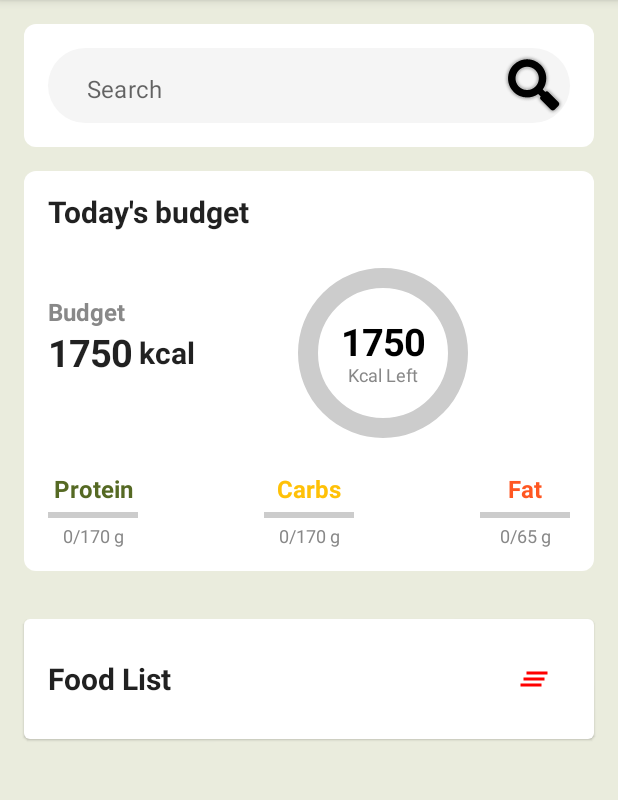
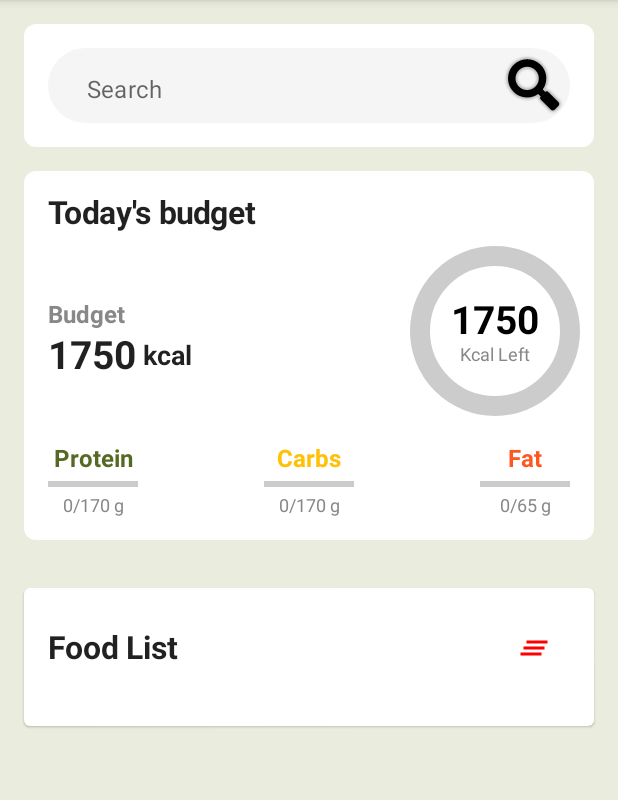
Before and after one commit to C4sse/baobab, an Android app built with Jetpack Compose: the screen it shows after launch (MainActivity), on a phone screen of 412 x 824 dp, the part 84-884 px from its top. Run offline under Robolectric (Android 15) with nearby library versions, the phone set to English and light mode, and no system bars; our stand-ins replace Dagger/Hilt's generated code, livedata-compose.

Commit message:
ui touch up

```diff
--- a/app/src/main/java/com/example/caloriesapp/ui/CaloriePieChart.kt
+++ b/app/src/main/java/com/example/caloriesapp/ui/CaloriePieChart.kt
@@ -4,7 +4,6 @@ import androidx.compose.foundation.Canvas
 import androidx.compose.foundation.layout.Box
 import androidx.compose.foundation.layout.Column
 import androidx.compose.foundation.layout.fillMaxSize
-import androidx.compose.foundation.layout.fillMaxWidth
 import androidx.compose.foundation.layout.height
 import androidx.compose.foundation.layout.padding
 import androidx.compose.foundation.layout.width
@@ -25,8 +24,7 @@ fun CaloriePieChart(calories: Int, totalCalories: Int) {
 
     Column(
         modifier = Modifier
-            .fillMaxWidth()
-            .padding(16.dp),
+            .padding(bottom = 10.dp),
         horizontalAlignment = Alignment.CenterHorizontally
     ) {
         Box(
@@ -55,7 +53,7 @@ fun CaloriePieChart(calories: Int, totalCalories: Int) {
                 Text(
                     text = remainingCalories.toString(),
                     color = Color.Black,
-                    fontSize = 25.sp,
+                    fontSize = 26.sp,
                     fontWeight = FontWeight.Bold
                 )
                 Text(text = "Kcal Left", color = Color.Gray, fontSize = 12.sp)
--- a/app/src/main/java/com/example/caloriesapp/ui/LandingScreen.kt
+++ b/app/src/main/java/com/example/caloriesapp/ui/LandingScreen.kt
@@ -3,7 +3,6 @@ package com.example.caloriesapp.ui
 import androidx.compose.animation.animateContentSize
 import androidx.compose.foundation.background
 import androidx.compose.foundation.clickable
-import androidx.compose.foundation.gestures.Orientation
 import androidx.compose.foundation.gestures.detectHorizontalDragGestures
 import androidx.compose.foundation.layout.Arrangement
 import androidx.compose.foundation.layout.Box
@@ -13,7 +12,6 @@ import androidx.compose.foundation.layout.Spacer
 import androidx.compose.foundation.layout.fillMaxSize
 import androidx.compose.foundation.layout.fillMaxWidth
 import androidx.compose.foundation.layout.height
-import androidx.compose.foundation.layout.offset
 import androidx.compose.foundation.layout.padding
 import androidx.compose.foundation.layout.width
 import androidx.compose.foundation.lazy.LazyColumn
@@ -21,7 +19,6 @@ import androidx.compose.foundation.lazy.items
 import androidx.compose.foundation.shape.RoundedCornerShape
 import androidx.compose.material.Card
 import androidx.compose.material.ExperimentalMaterialApi
-import androidx.compose.material.FractionalThreshold
 import androidx.compose.material.Icon
 import androidx.compose.material.IconButton
 import androidx.compose.material.LinearProgressIndicator
@@ -33,7 +30,6 @@ import androidx.compose.material.icons.filled.KeyboardArrowDown
 import androidx.compose.material.icons.filled.KeyboardArrowUp
 import androidx.compose.material.icons.outlined.Fastfood
 import androidx.compose.material.rememberSwipeableState
-import androidx.compose.material.swipeable
 import androidx.compose.runtime.Composable
 import androidx.compose.runtime.LaunchedEffect
 import androidx.compose.runtime.collectAsState
@@ -52,7 +48,6 @@ import androidx.compose.ui.platform.LocalDensity
 import androidx.compose.ui.platform.LocalFocusManager
 import androidx.compose.ui.text.font.FontWeight
 import androidx.compose.ui.tooling.preview.Preview
-import androidx.compose.ui.unit.IntOffset
 import androidx.compose.ui.unit.dp
 import androidx.compose.ui.unit.sp
 import androidx.hilt.navigation.compose.hiltViewModel
@@ -61,7 +56,6 @@ import com.example.caloriesapp.data.model.Food
 import com.example.caloriesapp.domain.viewmodel.AutoCompleteTextField
 import com.example.caloriesapp.domain.viewmodel.FoodViewModel
 import kotlinx.coroutines.launch
-import kotlin.math.roundToInt
 
 @Composable
 fun LandingScreen()  {
@@ -131,11 +125,12 @@ fun TodaysBudgetSection(viewModel: FoodViewModel = hiltViewModel()) {
             .background(Color.White, shape = RoundedCornerShape(8.dp))
             .padding(16.dp)
     ) {
-        Text(text = "Today's budget", fontWeight = FontWeight.Bold, fontSize = 20.sp)
+        Text(text = "Today's budget", fontWeight = FontWeight.Bold, fontSize = 21.sp)
         Spacer(modifier = Modifier.height(16.dp))
 
         Row(
-            modifier = Modifier.fillMaxWidth(),
+            modifier = Modifier
+                .fillMaxWidth(),
             horizontalArrangement = Arrangement.SpaceBetween
         ) {
             Column {
@@ -144,10 +139,11 @@ fun TodaysBudgetSection(viewModel: FoodViewModel = hiltViewModel()) {
                 Text(text = "Budget", color = Color.Gray, fontWeight = FontWeight.Bold)
                 Row(verticalAlignment = Alignment.CenterVertically) {
                     Spacer(modifier = Modifier.height(35.dp))
-                    Text(text = "$calorieBudget",fontSize = 25.sp, fontWeight = FontWeight.Bold)
-                    Text(text = " kcal", fontWeight = FontWeight.Bold, fontSize = 20.sp)
+                    Text(text = "$calorieBudget",fontSize = 26.sp, fontWeight = FontWeight.Bold)
+                    Text(text = " kcal", fontWeight = FontWeight.Bold, fontSize = 18.sp)
                 }
             }
+
             Column(
             ) {
                 // Calculate total calories whenever foods change
@@ -160,7 +156,6 @@ fun TodaysBudgetSection(viewModel: FoodViewModel = hiltViewModel()) {
         }
 
         Spacer(modifier = Modifier.height(16.dp))
-
         Row(
             modifier = Modifier.fillMaxWidth(),
             horizontalArrangement = Arrangement.SpaceBetween
@@ -211,8 +206,10 @@ fun FoodTrackingSection(viewModel: FoodViewModel = hiltViewModel()) {
                 Text(
                     text = "Food List",
                     fontWeight = FontWeight.Bold,
-                    fontSize = 20.sp,
-                    modifier = Modifier.weight(1f)  // This will push the Icon to the far right
+                    fontSize = 21.sp,
+                    modifier = Modifier
+                        .weight(1f)
+                        .padding(bottom = 0.dp)// This will push the Icon to the far right
                 )
                 IconButton(onClick = { viewModel.clearFoods() }) {
                     Icon(
@@ -223,6 +220,7 @@ fun FoodTrackingSection(viewModel: FoodViewModel = hiltViewModel()) {
                 }
             }
 
+            Spacer(modifier = Modifier.height(12.dp))
             LazyColumn {
                 items(foods) { food ->
                     Column(
@@ -265,15 +263,15 @@ fun NutritionalInfo(protein: Double, fats: Double, carbs: Double) {
         Spacer(modifier = Modifier.height(4.dp))
 
         Row(modifier = Modifier.fillMaxWidth(), horizontalArrangement = Arrangement.SpaceBetween) {
-            Text(text = "Fats")
-            Text(text = "${fats} g", color = Color(0xFFFFA000)) // Amber color
+            Text(text = "Carbs")
+            Text(text = "${carbs} g", color = Color(0xFFFFA000)) // Amber color
         }
 
         Spacer(modifier = Modifier.height(4.dp))
 
         Row(modifier = Modifier.fillMaxWidth(), horizontalArrangement = Arrangement.SpaceBetween) {
-            Text(text = "Carbs")
-            Text(text = "${carbs} g", color = Color.Red)
+            Text(text = "Fats")
+            Text(text = "${fats} g", color = Color.Red)
         }
     }
 }
@@ -292,7 +290,6 @@ fun FoodTrackingItem(
     var isExpanded by remember { mutableStateOf(false) }
     val swipeableState = rememberSwipeableState(0)
     val coroutineScope = rememberCoroutineScope()
-
     val sizePx = with(LocalDensity.current) { 300.dp.toPx() }
     val anchors = mapOf(0f to 0, -sizePx to 1)
 
@@ -300,21 +297,22 @@ fun FoodTrackingItem(
         modifier = Modifier
             .fillMaxWidth()
             .background(Color.White)
-            .padding(8.dp)
-            .swipeable(
-                state = swipeableState,
-                anchors = anchors,
-                thresholds = { _, _ -> FractionalThreshold(0.3f) },
-                orientation = Orientation.Horizontal
-            )
+            .padding(bottom = 12.dp)
+//            .swipeable(
+//                state = swipeableState,
+//                anchors = anchors,
+//                thresholds = { _, _ -> FractionalThreshold(0.3f) },
+//                orientation = Orientation.Horizontal
+//            )
             .animateContentSize()
     ) {
+
         Column(
             modifier = Modifier
                 .fillMaxWidth()
-                .offset { IntOffset(swipeableState.offset.value.roundToInt(), 0) }
+//                .offset { IntOffset(swipeableState.offset.value.roundToInt(), 0) }
                 .background(Color.White)
-                .padding(8.dp)
+                .padding(0.dp)
                 .pointerInput(Unit) {
                     detectHorizontalDragGestures { change, dragAmount ->
                         coroutineScope.launch {
@@ -327,10 +325,12 @@ fun FoodTrackingItem(
                     }
                 }
         ) {
+            Spacer(modifier = Modifier.height(0.dp))
             Row(
                 modifier = Modifier
                     .fillMaxWidth()
-                    .clickable { isExpanded = !isExpanded },
+                    .clickable { isExpanded = !isExpanded }
+                ,
                 horizontalArrangement = Arrangement.SpaceBetween,
                 verticalAlignment = Alignment.CenterVertically
             ) {
@@ -338,7 +338,7 @@ fun FoodTrackingItem(
                     Icon(icon, contentDescription = name)
                     Spacer(modifier = Modifier.width(10.dp))
                     Column {
-                        Text(text = name, fontWeight = FontWeight.Bold, fontSize = 18.sp)
+                        Text(text = name.capitalize(), fontWeight = FontWeight.Bold, fontSize = 18.sp)
                         Text(text = "$calories kcal", color = Color.Gray)
                     }
                 }
@@ -367,8 +367,6 @@ fun FoodTrackingItem(
     }
 }
 
-
-
 @Preview(showBackground = true)
 @Composable
 fun PreviewLandingScreen() {
```
